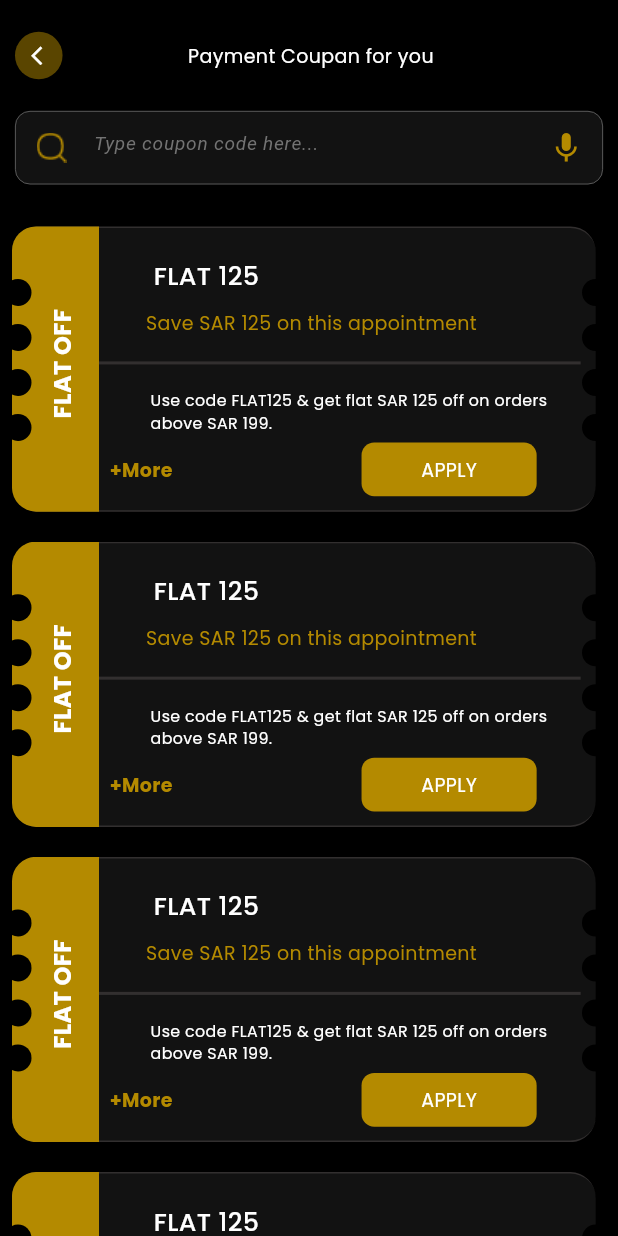
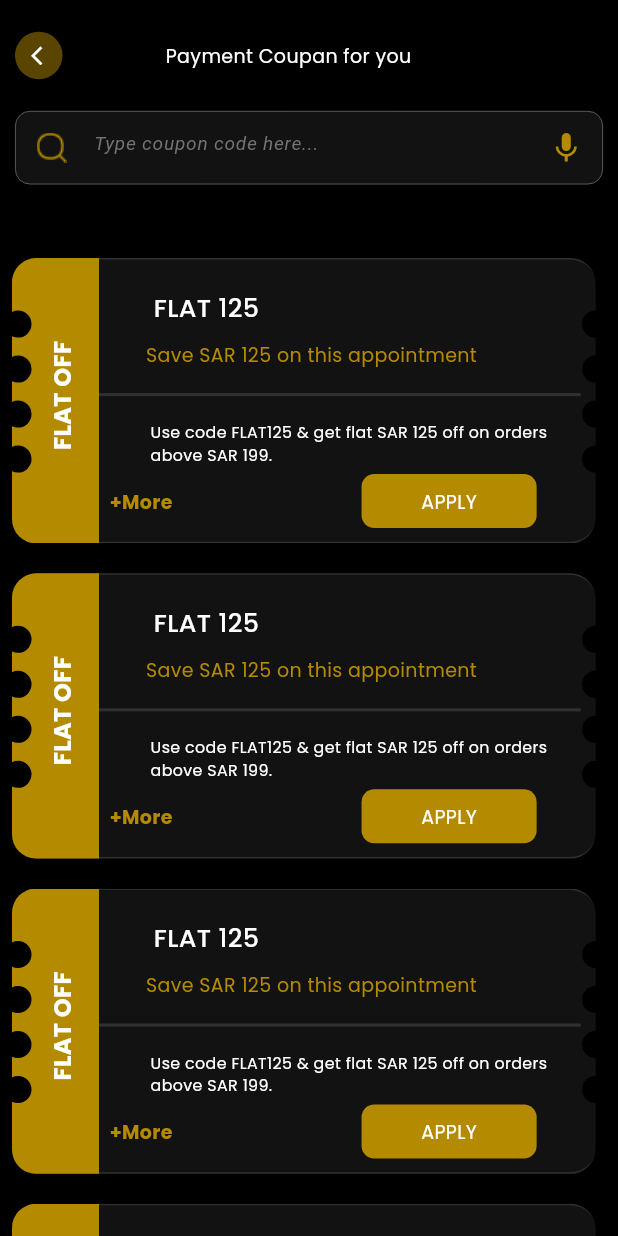
Before and after one commit to manishk04/naemen-app, a Flutter app: the CoupanPage screen opened directly, on a phone screen of 412 x 824 dp. Run offline on Flutter 3.47's test engine with Material 3 defaults, Android fonts, the phone set to English and light mode, and no system bars; our stand-ins replace cached_network_image, connectivity_plus, flutter_screenutil, flutter_secure_storage, flutter_svg, flutter_typeahead and 14 more; missing offline and left inert: flutter_inappwebview, flutter_pannable_rating_bar; accounts and stored records are empty; network calls fail.

Commit message:
new_changes

```diff
--- a/lib/views/screens/coupan_screen.dart
+++ b/lib/views/screens/coupan_screen.dart
@@ -50,7 +50,7 @@ class _CoupanPageState extends State<CoupanPage> {
                         ),
                       ),
                       SizedBox(
-                        width: 73.w,
+                        width: 60.w,
                       ),
                       TextHeading(
                         title: "Payment Coupan for you",
@@ -61,7 +61,6 @@ class _CoupanPageState extends State<CoupanPage> {
                     ],
                   ),
                 ),
-
                 SizedBox(
                   height: 20.h,
                 ),
@@ -71,13 +70,15 @@ class _CoupanPageState extends State<CoupanPage> {
                     hinttexttitle: "Type coupon code here...",
                   ),
                 ),
-                // Container for the list
                 SizedBox(
-                  height: MediaQuery.of(context).size.height -
-                      100.h, // Dynamic height for full screen use
-                  child: Padding(
+                  height: 20.h,
+                ),
+                // ListView.builder wrapped in a Padding widget
+                Padding(
                   padding: const EdgeInsets.all(8.0),
                   child: ListView.builder(
+                    shrinkWrap: true,
+                    physics: NeverScrollableScrollPhysics(),
                     itemCount: 5,
                     itemBuilder: (BuildContext context, int index) {
                       return Padding(
@@ -95,12 +96,8 @@ class _CoupanPageState extends State<CoupanPage> {
                                       width: 1),
                                   top: BorderSide(
                                       color: AppColors.bottomBarColor,
-                                          width: 1)),
-
-                                  // border: Border.all(
-                                  //   color: Colors.grey,
-                                  //   width: 0.5,
-                                  // ),
+                                      width: 1),
+                                ),
                                 borderRadius: BorderRadius.circular(16.r),
                               ),
                               child: Column(
@@ -112,17 +109,18 @@ class _CoupanPageState extends State<CoupanPage> {
                                       title: "FLAT 125",
                                       fontweight: FontWeight.w500,
                                       fontsize: 16.sp,
-                                          fontcolor: Colors.white),
+                                      fontcolor: Colors.white,
+                                    ),
                                   ),
                                   Padding(
                                     padding: const EdgeInsets.only(
                                         left: 10, top: 10),
                                     child: TextHeading(
-                                          title:
-                                              "Save SAR 125 on this appointment",
+                                      title: "Save SAR 125 on this appointment",
                                       fontweight: FontWeight.w400,
                                       fontsize: 12.sp,
-                                          fontcolor: AppColors.primaryColor),
+                                      fontcolor: AppColors.primaryColor,
+                                    ),
                                   ),
                                   Padding(
                                     padding: const EdgeInsets.only(top: 10),
@@ -140,22 +138,21 @@ class _CoupanPageState extends State<CoupanPage> {
                                           "Use code FLAT125 & get flat SAR 125 off on orders\nabove SAR 199.",
                                       fontweight: FontWeight.w400,
                                       fontsize: 10.sp,
-                                          fontcolor: Colors.white),
+                                      fontcolor: Colors.white,
+                                    ),
                                   ),
                                   Padding(
-                                      padding: const EdgeInsets.only(
-                                          left: 65, top: 5),
+                                    padding:
+                                        const EdgeInsets.only(left: 65, top: 5),
                                     child: Row(
                                       children: [
                                         TextHeading(
                                           title: "+More",
                                           fontweight: FontWeight.w700,
                                           fontsize: 12.sp,
-                                              fontcolor:
-                                                  AppColors.primaryColor),
-                                          SizedBox(
-                                            width: 110.w,
+                                          fontcolor: AppColors.primaryColor,
                                         ),
+                                        SizedBox(width: 110.w),
                                         InkWell(
                                           onTap: () {
                                             Navigator.push(
@@ -170,8 +167,8 @@ class _CoupanPageState extends State<CoupanPage> {
                                             decoration: BoxDecoration(
                                               color: AppColors.primaryColor,
                                               borderRadius:
-                                                      BorderRadius.circular(
-                                                          8.r)),
+                                                  BorderRadius.circular(8.r),
+                                            ),
                                             child: Center(
                                               child: TextHeading(
                                                 title: "APPLY",
@@ -184,57 +181,9 @@ class _CoupanPageState extends State<CoupanPage> {
                                         ),
                                       ],
                                     ),
-                                    )
+                                  ),
                                 ],
                               ),
-
-                                // child: Row(
-                                //   children: [
-
-                                //     Padding(
-                                //       padding: const EdgeInsets.only(left: 12),
-                                //       child: Column(
-                                //         crossAxisAlignment:
-                                //             CrossAxisAlignment.start,
-                                //         mainAxisAlignment:
-                                //             MainAxisAlignment.spaceEvenly,
-                                //         children: [
-                                //           InkWell(
-                                //             onTap: () {
-                                //               Navigator.push(
-                                //                 context,
-                                //                 MaterialPageRoute(
-                                //                   builder: (context) =>
-                                //                       OrderSuccessView(),
-                                //                 ),
-                                //               );
-                                //             },
-                                //             child: TextHeading(
-                                //               title: "FLAT 125",
-                                //               fontweight: FontWeight.w500,
-                                //               fontsize: 16.sp,
-                                //               fontcolor: Colors.white,
-                                //             ),
-                                //           ),
-                                //           TextHeading(
-                                //             title:
-                                //                 "Save SAR 125 on this appointment",
-                                //             fontweight: FontWeight.w400,
-                                //             fontsize: 12.sp,
-                                //             fontcolor: AppColors.primaryColor,
-                                //           ),
-                                //           TextHeading(
-                                //             title:
-                                //                 "Use code FLAT125 & get flat SAR 125 off on orders\nabove SAR199.",
-                                //             fontweight: FontWeight.w400,
-                                //             fontsize: 10.sp,
-                                //             fontcolor: AppColors.primaryColor,
-                                //           ),
-                                //         ],
-                                //       ),
-                                //     )
-                                //   ],
-                                // ),
                             ),
                             Stack(
                               children: [
@@ -334,8 +283,6 @@ class _CoupanPageState extends State<CoupanPage> {
                     },
                   ),
                 ),
-                ),
-
                 SizedBox(
                   height: 20.h,
                 ),
```
Also changed, not shown: lib/views/screens/appointment_history.dart (+20 -28 lines), lib/views/screens/artist_profile_service.dart (+19 -13 lines), lib/views/screens/booking_detail_page.dart (+35 -37 lines). Lines whose indentation alone changed are shown as unchanged.
